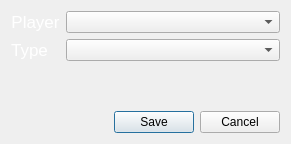
lbproductions/psnewmodel, file src/ui/game/schmeissereidialog.ui: the form before one commit.
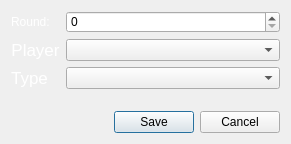
The form after the commit. Custom widgets are drawn as their Qt base class.

Commit message: Added: Schmeissereien may be added to finished rounds via the schmeisserei dialog.

```diff
--- a/src/ui/game/schmeissereidialog.ui
+++ b/src/ui/game/schmeissereidialog.ui
@@ -20,21 +20,10 @@
   <layout class="QVBoxLayout" name="verticalLayout">
    <item>
     <layout class="QFormLayout" name="formLayout">
-     <item row="0" column="0">
-      <widget class="QLabel" name="label">
-       <property name="text">
-        <string>&lt;!DOCTYPE HTML PUBLIC &quot;-//W3C//DTD HTML 4.0//EN&quot; &quot;http://www.w3.org/TR/REC-html40/strict.dtd&quot;&gt;
-&lt;html&gt;&lt;head&gt;&lt;meta name=&quot;qrichtext&quot; content=&quot;1&quot; /&gt;&lt;style type=&quot;text/css&quot;&gt;
-p, li { white-space: pre-wrap; }
-&lt;/style&gt;&lt;/head&gt;&lt;body style=&quot; font-family:'Lucida Grande'; font-size:13pt; font-weight:400; font-style:normal;&quot;&gt;
-&lt;p align=&quot;center&quot; style=&quot; margin-top:0px; margin-bottom:0px; margin-left:0px; margin-right:0px; -qt-block-indent:0; text-indent:0px;&quot;&gt;Player&lt;/p&gt;&lt;/body&gt;&lt;/html&gt;</string>
-       </property>
-      </widget>
-     </item>
-     <item row="0" column="1">
+     <item row="1" column="1">
       <widget class="PlayersComboBox" name="comboBoxPlayer"/>
      </item>
-     <item row="1" column="0">
+     <item row="2" column="0">
       <widget class="QLabel" name="label_2">
        <property name="text">
         <string>&lt;!DOCTYPE HTML PUBLIC &quot;-//W3C//DTD HTML 4.0//EN&quot; &quot;http://www.w3.org/TR/REC-html40/strict.dtd&quot;&gt;
@@ -45,9 +34,30 @@
        </property>
       </widget>
      </item>
-     <item row="1" column="1">
+     <item row="2" column="1">
       <widget class="QComboBox" name="comboBoxType"/>
      </item>
+     <item row="0" column="1">
+      <widget class="QSpinBox" name="spinBoxRoundNumber"/>
+     </item>
+     <item row="1" column="0">
+      <widget class="QLabel" name="label">
+       <property name="text">
+        <string>&lt;!DOCTYPE HTML PUBLIC &quot;-//W3C//DTD HTML 4.0//EN&quot; &quot;http://www.w3.org/TR/REC-html40/strict.dtd&quot;&gt;
+&lt;html&gt;&lt;head&gt;&lt;meta name=&quot;qrichtext&quot; content=&quot;1&quot; /&gt;&lt;style type=&quot;text/css&quot;&gt;
+p, li { white-space: pre-wrap; }
+&lt;/style&gt;&lt;/head&gt;&lt;body style=&quot; font-family:'Lucida Grande'; font-size:13pt; font-weight:400; font-style:normal;&quot;&gt;
+&lt;p align=&quot;center&quot; style=&quot; margin-top:0px; margin-bottom:0px; margin-left:0px; margin-right:0px; -qt-block-indent:0; text-indent:0px;&quot;&gt;Player&lt;/p&gt;&lt;/body&gt;&lt;/html&gt;</string>
+       </property>
+      </widget>
+     </item>
+     <item row="0" column="0">
+      <widget class="QLabel" name="label_3">
+       <property name="text">
+        <string>Round:</string>
+       </property>
+      </widget>
+     </item>
     </layout>
    </item>
    <item>
```
The commit also changes 5 other files.
